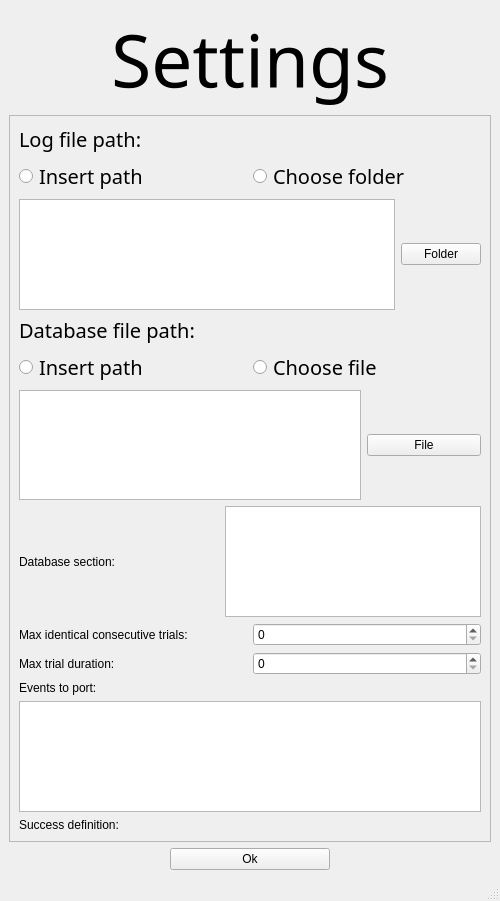
First picture: the form in UI/settings.ui, repository KehatSudri/Behavior_System2.0, before the edit.
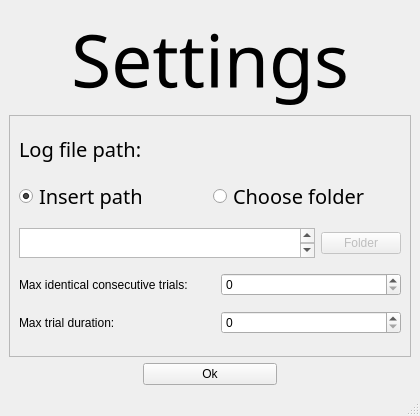
Second picture: the form after the edit.

Patch:
```diff
--- a/UI/settings.ui
+++ b/UI/settings.ui
@@ -6,8 +6,8 @@
    <rect>
     <x>0</x>
     <y>0</y>
-    <width>500</width>
-    <height>901</height>
+    <width>420</width>
+    <height>416</height>
    </rect>
   </property>
   <property name="windowTitle">
@@ -25,13 +25,19 @@
         <rect>
          <x>0</x>
          <y>0</y>
-         <width>480</width>
-         <height>722</height>
+         <width>400</width>
+         <height>237</height>
         </rect>
        </property>
        <layout class="QVBoxLayout" name="verticalLayout">
         <item>
          <widget class="QLabel" name="log_file_path_label">
+          <property name="maximumSize">
+           <size>
+            <width>16777215</width>
+            <height>30</height>
+           </size>
+          </property>
           <property name="font">
            <font>
             <family>Gabriola</family>
@@ -59,9 +65,15 @@
               <pointsize>15</pointsize>
              </font>
             </property>
+            <property name="autoFillBackground">
+             <bool>false</bool>
+            </property>
             <property name="text">
              <string>Insert path</string>
             </property>
+            <property name="checked">
+             <bool>true</bool>
+            </property>
            </widget>
           </item>
           <item>
@@ -83,12 +95,21 @@
          <layout class="QHBoxLayout" name="log_file_horizontalLayout" stretch="3,0">
           <item>
            <widget class="QTextEdit" name="log_file_path_textEdit">
+            <property name="enabled">
+             <bool>true</bool>
+            </property>
             <property name="sizePolicy">
              <sizepolicy hsizetype="Minimum" vsizetype="Expanding">
               <horstretch>0</horstretch>
               <verstretch>0</verstretch>
              </sizepolicy>
             </property>
+            <property name="maximumSize">
+             <size>
+              <width>16777215</width>
+              <height>30</height>
+             </size>
+            </property>
             <property name="font">
              <font>
               <family>David</family>
@@ -100,6 +121,9 @@
           </item>
           <item>
            <widget class="QPushButton" name="choose_folder_btn">
+            <property name="enabled">
+             <bool>false</bool>
+            </property>
             <property name="text">
              <string>Folder</string>
             </property>
@@ -107,111 +131,6 @@
           </item>
          </layout>
         </item>
-        <item>
-         <widget class="QLabel" name="db_file_path_label">
-          <property name="font">
-           <font>
-            <family>Gabriola</family>
-            <pointsize>15</pointsize>
-            <weight>50</weight>
-            <italic>false</italic>
-            <bold>false</bold>
-            <underline>false</underline>
-            <kerning>false</kerning>
-           </font>
-          </property>
-          <property name="styleSheet">
-           <string notr="true">font: 15pt &quot;Gabriola&quot;;</string>
-          </property>
-          <property name="text">
-           <string>Database file path:</string>
-          </property>
-         </widget>
-        </item>
-        <item>
-         <layout class="QHBoxLayout" name="db_file_path_horizontalLayout" stretch="1,1">
-          <item>
-           <widget class="QRadioButton" name="insert_db_file_pathradioButton">
-            <property name="font">
-             <font>
-              <family>Gabriola</family>
-              <pointsize>15</pointsize>
-             </font>
-            </property>
-            <property name="text">
-             <string>Insert path</string>
-            </property>
-           </widget>
-          </item>
-          <item>
-           <widget class="QRadioButton" name="choose_db_file_radioButton">
-            <property name="font">
-             <font>
-              <family>Gabriola</family>
-              <pointsize>15</pointsize>
-             </font>
-            </property>
-            <property name="text">
-             <string>Choose file</string>
-            </property>
-           </widget>
-          </item>
-         </layout>
-        </item>
-        <item>
-         <layout class="QHBoxLayout" name="db_file_horizontalLayout" stretch="3,1">
-          <item>
-           <widget class="QTextEdit" name="db_path_textEdit">
-            <property name="sizePolicy">
-             <sizepolicy hsizetype="Minimum" vsizetype="Expanding">
-              <horstretch>0</horstretch>
-              <verstretch>0</verstretch>
-             </sizepolicy>
-            </property>
-            <property name="font">
-             <font>
-              <family>David</family>
-              <pointsize>15</pointsize>
-             </font>
-            </property>
-           </widget>
-          </item>
-          <item>
-           <widget class="QPushButton" name="choose_file_btn">
-            <property name="text">
-             <string>File</string>
-            </property>
-           </widget>
-          </item>
-         </layout>
-        </item>
-        <item>
-         <layout class="QHBoxLayout" name="db_section_horizontalLayout" stretch="1,1">
-          <item>
-           <widget class="QLabel" name="db_section_label">
-            <property name="styleSheet">
-             <string notr="true">font: 15pt &quot;Gabriola&quot;;</string>
-            </property>
-            <property name="text">
-             <string>Database section: </string>
-            </property>
-           </widget>
-          </item>
-          <item>
-           <widget class="QTextEdit" name="db_section_textEdit">
-            <property name="sizePolicy">
-             <sizepolicy hsizetype="Minimum" vsizetype="Maximum">
-              <horstretch>0</horstretch>
-              <verstretch>0</verstretch>
-             </sizepolicy>
-            </property>
-            <property name="styleSheet">
-             <string notr="true">font: 12pt &quot;David&quot;;</string>
-            </property>
-           </widget>
-          </item>
-         </layout>
-        </item>
         <item>
          <layout class="QHBoxLayout" name="max_identical_consecutive_trials_horizontalLayout" stretch="1,1">
           <item>
@@ -225,7 +144,14 @@
            </widget>
           </item>
           <item>
-           <widget class="QSpinBox" name="max_identical_consecutive_trials_spinBox"/>
+           <widget class="QSpinBox" name="max_identical_consecutive_trials_spinBox">
+            <property name="maximumSize">
+             <size>
+              <width>180</width>
+              <height>16777215</height>
+             </size>
+            </property>
+           </widget>
           </item>
          </layout>
         </item>
@@ -242,37 +168,17 @@
            </widget>
           </item>
           <item>
-           <widget class="QSpinBox" name="max_time_duration_spinBox"/>
+           <widget class="QSpinBox" name="max_time_duration_spinBox">
+            <property name="maximumSize">
+             <size>
+              <width>180</width>
+              <height>16777215</height>
+             </size>
+            </property>
+           </widget>
           </item>
          </layout>
         </item>
-        <item>
-         <widget class="QLabel" name="events_label">
-          <property name="styleSheet">
-           <string notr="true">font: 15pt &quot;Gabriola&quot;;</string>
-          </property>
-          <property name="text">
-           <string>Events to port:</string>
-          </property>
-         </widget>
-        </item>
-        <item>
-         <widget class="QTableWidget" name="event_port_tableWidget">
-          <property name="styleSheet">
-           <string notr="true">font: 12pt &quot;David&quot;;</string>
-          </property>
-         </widget>
-        </item>
-        <item>
-         <widget class="QLabel" name="success_rate_label">
-          <property name="styleSheet">
-           <string notr="true">font: 15pt &quot;Gabriola&quot;;</string>
-          </property>
-          <property name="text">
-           <string>Success definition:</string>
-          </property>
-         </widget>
-        </item>
        </layout>
       </widget>
      </widget>
```
Left out of the diff: 3 changed lines with no effect on the pictures.
